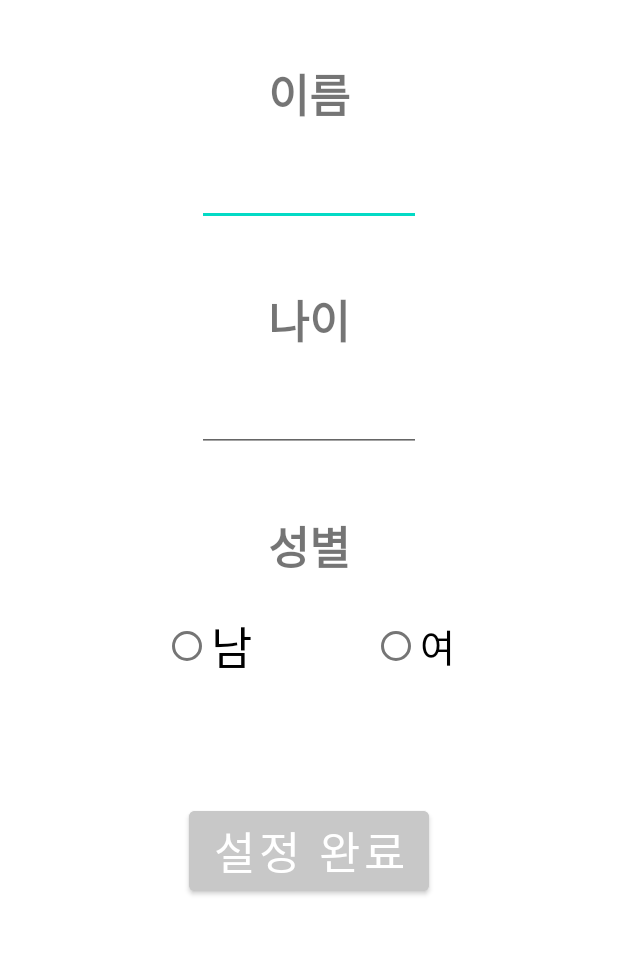
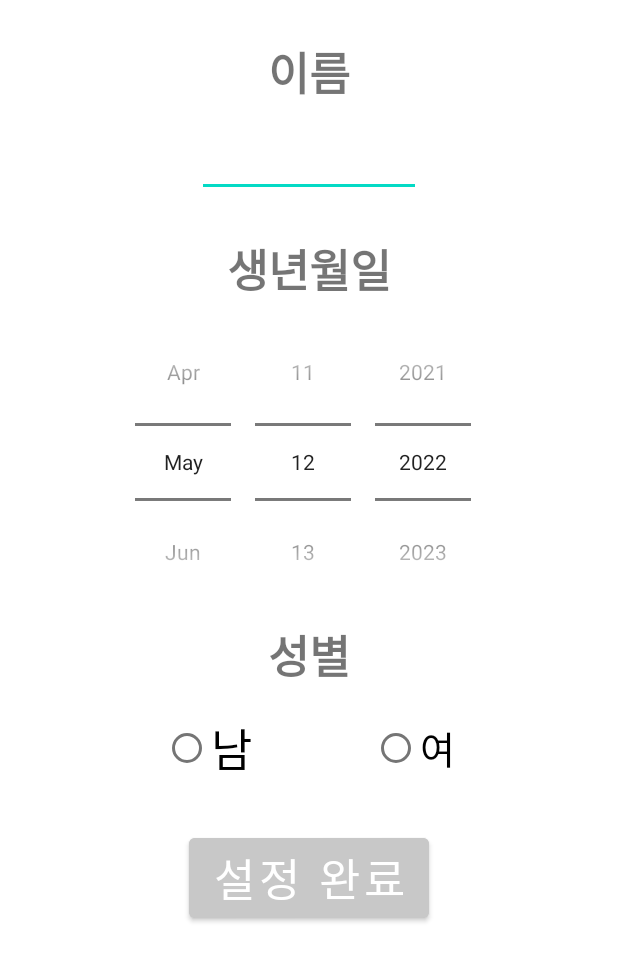
Before and after one commit to Medication-helper/Team_3_Medication-helper, an Android app: the layout userInfo.xml on its own in the app's theme, with its tools: preview values and no code run, on a phone screen of 412 x 824 dp. Shown: the top 961 px of the screen. Run offline under Robolectric (Android 15) with nearby library versions, the phone set to English and light mode, and no system bars.

Commit message:
userInfo.xml_신윤호담당
생년월일 부분 수정

```diff
--- a/app/src/main/res/layout/userInfo.xml
+++ b/app/src/main/res/layout/userInfo.xml
@@ -13,7 +13,7 @@
         android:id="@+id/V_name"
         android:text = "이름"
         android:layout_gravity="center"
-        android:layout_marginTop="40dp"
+        android:layout_marginTop="25dp"
         android:textSize="30dp"
         android:textStyle="bold">
     </TextView>
@@ -24,7 +24,7 @@
         android:id="@+id/E_name"
         android:layout_gravity="center"
         android:gravity="center"
-        android:layout_marginTop="20dp"
+        android:layout_marginTop="15dp"
         android:ems = "7">
     </EditText>
 
@@ -32,22 +32,22 @@
         android:layout_width="wrap_content"
         android:layout_height="wrap_content"
         android:id="@+id/V_age"
-        android:text = "나이"
+        android:text = "생년월일"
         android:layout_gravity="center"
-        android:layout_marginTop="40dp"
+        android:layout_marginTop="25dp"
         android:textSize="30dp"
         android:textStyle="bold">
     </TextView>
 
-    <EditText
+    <DatePicker
         android:layout_width="wrap_content"
         android:layout_height="wrap_content"
-        android:id="@+id/E_age"
-        android:layout_gravity="center"
-        android:gravity="center"
-        android:layout_marginTop="20dp"
-        android:ems = "7">
-    </EditText>
+        android:id="@+id/Birth"
+        android:datePickerMode="spinner"
+        android:calendarViewShown="false"
+        android:layout_gravity="center">s
+    </DatePicker>
+
 
     <TextView
         android:layout_width="wrap_content"
@@ -55,7 +55,6 @@
         android:id="@+id/V_sex"
         android:text = "성별"
         android:layout_gravity="center"
-        android:layout_marginTop="40dp"
         android:textSize="30dp"
         android:textStyle="bold">
     </TextView>
@@ -65,7 +64,7 @@
         android:layout_height="wrap_content"
         android:id="@+id/RG"
         android:gravity="center"
-        android:layout_marginTop="20dp"
+        android:layout_marginTop="15dp"
         android:orientation="horizontal">
 
     <RadioButton
@@ -90,7 +89,7 @@
         android:layout_width="wrap_content"
         android:layout_height="wrap_content"
         android:id="@+id/Btn"
-        android:layout_marginTop="80dp"
+        android:layout_marginTop="30dp"
         android:layout_gravity="center"
         android:text="설정 완료"
         android:textSize="30dp"
```
